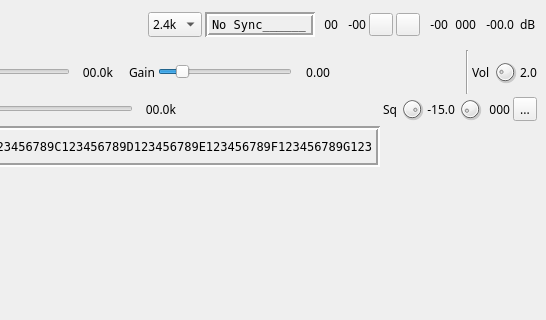
This is plugins/channel/demoddsd/dsddemodgui.ui in f4exb/sdrangel as Qt 5 draws it before an edit; both pictures show x 101 to 647 and y 0 to 320 of the 647 by 841 pixel window. The edited form follows.
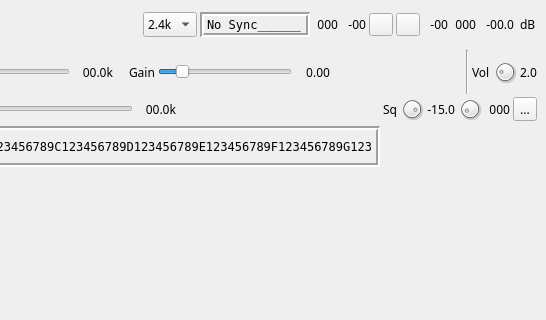
This is the edited form. Icons and pictures are not drawn. Custom widgets are drawn as their Qt base class.

Commit message: DSD demod plugin: set minimum size of symbol synchronization hits percentage display to handle 100 %

Diff of the .ui file:
```diff
--- a/plugins/channel/demoddsd/dsddemodgui.ui
+++ b/plugins/channel/demoddsd/dsddemodgui.ui
@@ -225,7 +225,7 @@
        <widget class="QLabel" name="symbolSyncQualityText">
         <property name="minimumSize">
          <size>
-          <width>20</width>
+          <width>25</width>
           <height>0</height>
          </size>
         </property>
@@ -233,7 +233,7 @@
          <string>Symbol synchronization rate (%)</string>
         </property>
         <property name="text">
-         <string>00</string>
+         <string>000</string>
         </property>
         <property name="alignment">
          <set>Qt::AlignRight|Qt::AlignTrailing|Qt::AlignVCenter</set>
```
Left out of the diff: 22 changed lines with no effect on the pictures.
